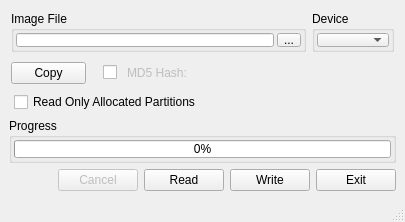
anpho/win32diskimager-qt5, file src/mainwindow.ui: the form before one commit.
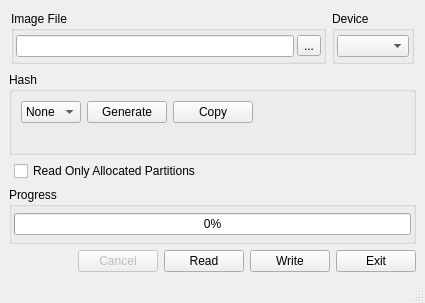
The form after the commit. Icons and pictures are not drawn. Custom widgets are drawn as their Qt base class.

Commit message: Redo Hash generation: 	- Redo UI layout 	- Add button for manual generation 	- Add support for SHA1, SHA256 (other QT supported hashes can 	  be added easily later)

```diff
--- a/src/mainwindow.ui
+++ b/src/mainwindow.ui
@@ -6,26 +6,20 @@
    <rect>
     <x>0</x>
     <y>0</y>
-    <width>405</width>
-    <height>222</height>
+    <width>425</width>
+    <height>303</height>
    </rect>
   </property>
   <property name="sizePolicy">
-   <sizepolicy hsizetype="Preferred" vsizetype="Fixed">
+   <sizepolicy hsizetype="Fixed" vsizetype="Fixed">
     <horstretch>0</horstretch>
     <verstretch>0</verstretch>
    </sizepolicy>
   </property>
   <property name="minimumSize">
    <size>
-    <width>405</width>
-    <height>222</height>
-   </size>
-  </property>
-  <property name="maximumSize">
-   <size>
-    <width>16777215</width>
-    <height>222</height>
+    <width>425</width>
+    <height>300</height>
    </size>
   </property>
   <property name="acceptDrops">
@@ -129,38 +123,69 @@
      </layout>
     </item>
     <item>
-     <layout class="QHBoxLayout">
-      <property name="spacing">
-       <number>4</number>
+     <widget class="QGroupBox" name="hashGroup">
+      <property name="title">
+       <string>Hash</string>
       </property>
-      <property name="leftMargin">
-       <number>2</number>
-      </property>
-      <property name="topMargin">
-       <number>2</number>
-      </property>
-      <property name="rightMargin">
-       <number>2</number>
-      </property>
-      <property name="bottomMargin">
-       <number>2</number>
-      </property>
+      <layout class="QVBoxLayout" name="verticalLayout">
       <item>
-       <widget class="QPushButton" name="bMd5Copy">
+        <layout class="QHBoxLayout" name="horizontalLayout">
+         <item>
+          <widget class="QComboBox" name="cboxHash">
         <property name="sizePolicy">
-         <sizepolicy hsizetype="Maximum" vsizetype="Fixed">
+            <sizepolicy hsizetype="Preferred" vsizetype="Preferred">
           <horstretch>0</horstretch>
           <verstretch>0</verstretch>
          </sizepolicy>
         </property>
         <property name="maximumSize">
          <size>
-          <width>75</width>
+             <width>60</width>
           <height>16777215</height>
          </size>
         </property>
         <property name="toolTip">
-         <string>Copy MD5 to clipboard</string>
+            <string>Select hash type for verification</string>
+           </property>
+           <item>
+            <property name="text">
+             <string>None</string>
+            </property>
+           </item>
+          </widget>
+         </item>
+         <item>
+          <widget class="QPushButton" name="bHashGen">
+           <property name="sizePolicy">
+            <sizepolicy hsizetype="Preferred" vsizetype="Preferred">
+             <horstretch>0</horstretch>
+             <verstretch>0</verstretch>
+            </sizepolicy>
+           </property>
+           <property name="toolTip">
+            <string>Generate selected hash on file</string>
+           </property>
+           <property name="styleSheet">
+            <string notr="true">padding: 0em .5em 0em .5em;</string>
+           </property>
+           <property name="text">
+            <string>Generate</string>
+           </property>
+          </widget>
+         </item>
+         <item>
+          <widget class="QPushButton" name="bHashCopy">
+           <property name="sizePolicy">
+            <sizepolicy hsizetype="Preferred" vsizetype="Preferred">
+             <horstretch>0</horstretch>
+             <verstretch>0</verstretch>
+            </sizepolicy>
+           </property>
+           <property name="toolTip">
+            <string>Copy hash to clipboard</string>
+           </property>
+           <property name="styleSheet">
+            <string notr="true">padding: 0em .5em 0em .5em;</string>
         </property>
         <property name="text">
          <string>Copy</string>
@@ -172,62 +197,29 @@
         <property name="orientation">
          <enum>Qt::Horizontal</enum>
         </property>
-        <property name="sizeType">
-         <enum>QSizePolicy::Fixed</enum>
-        </property>
         <property name="sizeHint" stdset="0">
          <size>
-          <width>13</width>
+             <width>40</width>
           <height>20</height>
          </size>
         </property>
        </spacer>
       </item>
-      <item>
-       <widget class="QCheckBox" name="md5CheckBox">
-        <property name="sizePolicy">
-         <sizepolicy hsizetype="Fixed" vsizetype="Fixed">
-          <horstretch>0</horstretch>
-          <verstretch>0</verstretch>
-         </sizepolicy>
-        </property>
-        <property name="minimumSize">
-         <size>
-          <width>20</width>
-          <height>0</height>
-         </size>
-        </property>
-        <property name="toolTip">
-         <string>If checked, will generate the MD5 hash for the image file</string>
-        </property>
-        <property name="text">
-         <string/>
-        </property>
-       </widget>
+        </layout>
       </item>
       <item>
-       <widget class="QLabel" name="md5header">
-        <property name="enabled">
-         <bool>false</bool>
-        </property>
+        <widget class="QLabel" name="hashLabel">
         <property name="sizePolicy">
-         <sizepolicy hsizetype="Fixed" vsizetype="Preferred">
+          <sizepolicy hsizetype="Preferred" vsizetype="Preferred">
           <horstretch>0</horstretch>
           <verstretch>0</verstretch>
          </sizepolicy>
         </property>
-        <property name="text">
-         <string>MD5 Hash: </string>
-        </property>
-       </widget>
-      </item>
-      <item>
-       <widget class="QLabel" name="md5label">
-        <property name="enabled">
+         <property name="wordWrap">
          <bool>false</bool>
         </property>
-        <property name="text">
-         <string notr="true"/>
+         <property name="margin">
+          <number>1</number>
         </property>
         <property name="textInteractionFlags">
          <set>Qt::LinksAccessibleByMouse|Qt::TextSelectableByMouse</set>
@@ -235,6 +227,7 @@
        </widget>
       </item>
      </layout>
+     </widget>
     </item>
     <item>
      <layout class="QHBoxLayout">
@@ -243,11 +236,30 @@
       </property>
       <item>
        <widget class="QCheckBox" name="partitionCheckBox">
+        <property name="sizePolicy">
+         <sizepolicy hsizetype="Fixed" vsizetype="Fixed">
+          <horstretch>0</horstretch>
+          <verstretch>0</verstretch>
+         </sizepolicy>
+        </property>
         <property name="text">
          <string>Read Only Allocated Partitions</string>
         </property>
        </widget>
       </item>
+      <item>
+       <spacer name="horizontalSpacer_3">
+        <property name="orientation">
+         <enum>Qt::Horizontal</enum>
+        </property>
+        <property name="sizeHint" stdset="0">
+         <size>
+          <width>40</width>
+          <height>20</height>
+         </size>
+        </property>
+       </spacer>
+      </item>
      </layout>
     </item>
     <item>
```
Left out of the diff: 4 changed lines with no effect on the pictures. Lines whose indentation alone changed are shown as unchanged. The commit also changes 2 other files.
